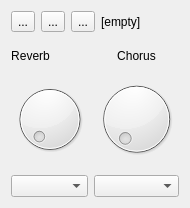
Before: the Qt Designer form guisynth/mainwindow.ui in pedrolcl/Linux-SonivoxEas, drawn with Qt 5.
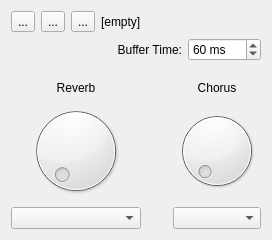
After: the same form once the commit is applied. Icons and pictures are not drawn.

Commit message: configurable synth buffer time

The edit to the form file:
```diff
--- a/guisynth/mainwindow.ui
+++ b/guisynth/mainwindow.ui
@@ -6,8 +6,8 @@
    <rect>
     <x>0</x>
     <y>0</y>
-    <width>190</width>
-    <height>208</height>
+    <width>272</width>
+    <height>240</height>
    </rect>
   </property>
   <property name="windowTitle">
@@ -19,7 +19,7 @@
   </property>
   <widget class="QWidget" name="centralWidget">
    <layout class="QGridLayout" name="gridLayout">
-    <item row="0" column="0" colspan="3">
+    <item row="0" column="0">
      <layout class="QHBoxLayout" name="horizontalLayout">
       <item>
        <widget class="QToolButton" name="playButton">
@@ -72,7 +72,7 @@
       </item>
      </layout>
     </item>
-    <item row="1" column="1" colspan="2">
+    <item row="2" column="1">
      <spacer name="verticalSpacer">
       <property name="orientation">
        <enum>Qt::Vertical</enum>
@@ -85,7 +85,7 @@
       </property>
      </spacer>
     </item>
-    <item row="2" column="0">
+    <item row="3" column="0">
      <widget class="QLabel" name="lblReverb">
       <property name="text">
        <string>Reverb</string>
@@ -95,7 +95,7 @@
       </property>
      </widget>
     </item>
-    <item row="2" column="2">
+    <item row="3" column="2">
      <widget class="QLabel" name="lblChorus">
       <property name="text">
        <string>Chorus</string>
@@ -105,26 +105,62 @@
       </property>
      </widget>
     </item>
-    <item row="3" column="0" colspan="2">
+    <item row="4" column="0">
      <widget class="QDial" name="dial_Reverb">
       <property name="maximum">
        <number>32765</number>
       </property>
      </widget>
     </item>
-    <item row="3" column="2">
+    <item row="4" column="2">
      <widget class="QDial" name="dial_Chorus">
       <property name="maximum">
        <number>32765</number>
       </property>
      </widget>
     </item>
-    <item row="4" column="0" colspan="2">
+    <item row="5" column="0">
      <widget class="QComboBox" name="combo_Reverb"/>
     </item>
-    <item row="4" column="2">
+    <item row="5" column="2">
      <widget class="QComboBox" name="combo_Chorus"/>
     </item>
+    <item row="1" column="0" colspan="3">
+     <layout class="QHBoxLayout" name="horizontalLayout_2">
+      <item>
+       <widget class="QLabel" name="lblBufferTime">
+        <property name="sizePolicy">
+         <sizepolicy hsizetype="Expanding" vsizetype="Minimum">
+          <horstretch>0</horstretch>
+          <verstretch>0</verstretch>
+         </sizepolicy>
+        </property>
+        <property name="text">
+         <string>Buffer Time:</string>
+        </property>
+        <property name="alignment">
+         <set>Qt::AlignRight|Qt::AlignTrailing|Qt::AlignVCenter</set>
+        </property>
+       </widget>
+      </item>
+      <item>
+       <widget class="QSpinBox" name="spnTime">
+        <property name="suffix">
+         <string> ms</string>
+        </property>
+        <property name="minimum">
+         <number>1</number>
+        </property>
+        <property name="maximum">
+         <number>9999</number>
+        </property>
+        <property name="value">
+         <number>60</number>
+        </property>
+       </widget>
+      </item>
+     </layout>
+    </item>
    </layout>
   </widget>
  </widget>
```
The commit also changes 5 other files.
